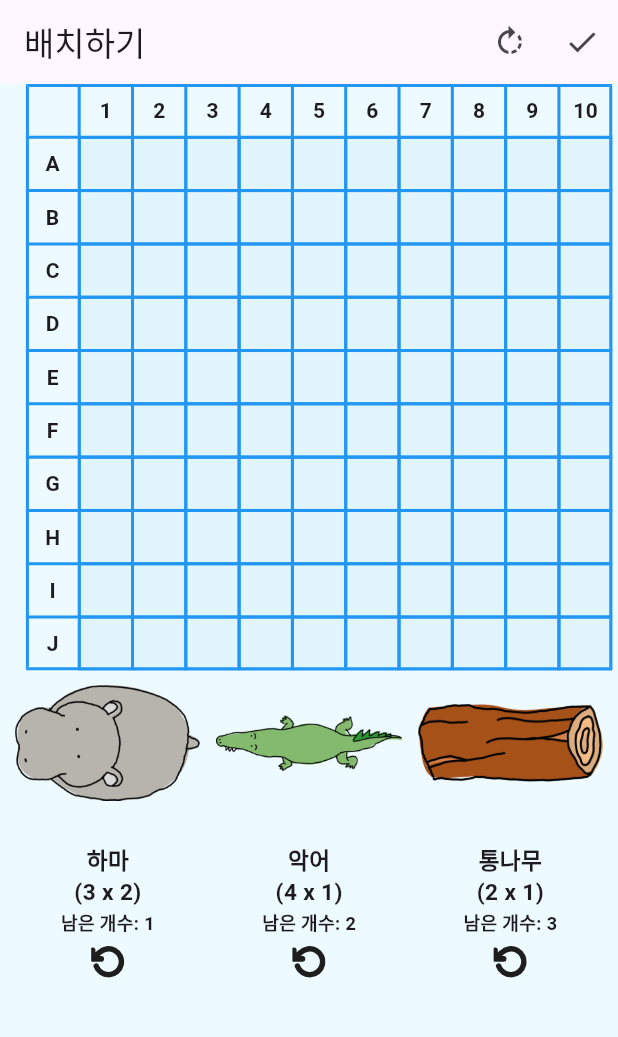
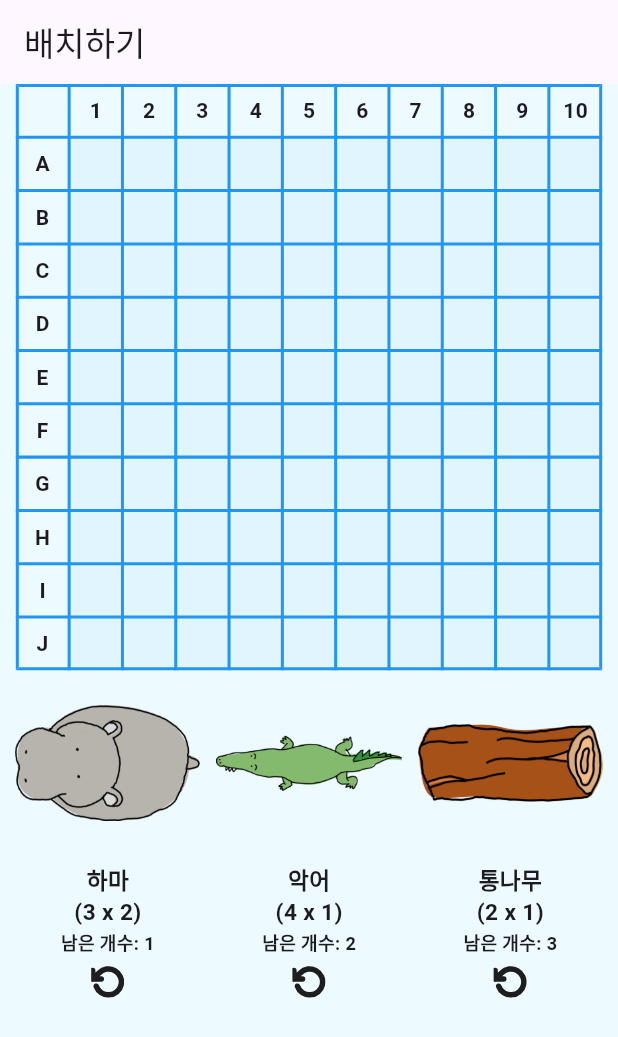
Before and after one commit to eodudrepublic/battleship_fe, a Flutter app: the screen it shows after launch, on a phone screen of 412 x 824 dp. Shown: the top 1037 px of the screen. Run offline on Flutter 3.47's test engine with Material 3 defaults, Android fonts, the phone set to English and light mode, and no system bars; our stand-ins replace flutter_screenutil, flutter_svg, get, logger; missing offline and left inert: kakao_flutter_sdk_user; accounts and stored records are empty; statements that could not run were skipped.

Commit message:
feat - 배치화면 초안 구현 : 게임판 추출 완료 - view model : game_controller로 통일 -> 나중에 게임 화면도 이 컨트롤러 사용하도록 - 유닛 회전 기능 추가해야함 - 게임 화면 구현해야 함  - 배치 화면에서 배치한 게임 보드가 게임 화면에서 바로 사용할 수 있도록   - 싱글톤 패턴 사용하면 뭔가 되지 않을까?

```diff
--- a/lib/main.dart
+++ b/lib/main.dart
@@ -4,7 +4,7 @@
 import 'package:kakao_flutter_sdk_user/kakao_flutter_sdk_user.dart';
 import 'common/key.dart';
 import 'common/utils/logger.dart';
-import 'package:battleship_fe/view/game/game_view.dart';
+import 'package:battleship_fe/view/game/deploy_view.dart';
 import 'package:battleship_fe/view/login/login_view.dart';
 
 Future<void> main() async {
@@ -28,7 +28,7 @@
         return GetMaterialApp(
           title: 'Battleship',
           // debugShowCheckedModeBanner: false,
-          home: GameView(),
+          home: DeployView(),
         );
       },
     );
--- /dev/null
+++ b/lib/view/game/deploy_view.dart
@@ -0,0 +1,175 @@
+import 'dart:math';
+import 'package:flutter/material.dart';
+import 'package:flutter_screenutil/flutter_screenutil.dart';
+import 'package:flutter_svg/flutter_svg.dart';
+import 'package:get/get.dart';
+import '../../common/app_colors.dart';
+import '../../controller/game/game_controller.dart';
+import '../../model/unit.dart';
+import 'widget/game_board_view.dart';
+
+class DeployView extends StatelessWidget {
+  final double _cellSize = (1.sw - 10.sp) / 11 - 1.sp;
+  final double _borderWidth = 2.sp;
+  final double _imageSize = min(
+    (0.7.sh - 1.sw) / 4, // 첫 번째 값
+    1.sw / 10, // 두 번째 값
+  );
+
+  DeployView({super.key});
+
+  @override
+  Widget build(BuildContext context) {
+    final GameController controller = Get.put(GameController());
+
+    return Scaffold(
+      backgroundColor: AppColors.backGroundColor,
+      appBar: AppBar(
+        title: Text('배치하기'),
+        actions: [
+          // TODO : 아직 구현되지 않은 기능
+          // TODO 1 : 유닛 회전 -> 회전한 이미지 저장 -> 유닛 회전하면 회전한 이미지가 들어오도록
+          // TODO 2 : 배치 완료 -> 배치 완료하면 게임 페이지로 넘어가도록
+          // IconButton(
+          //   icon: Icon(Icons.rotate_right),
+          //   onPressed: () {
+          //     controller.rotateSelectedUnit();
+          //   },
+          //   tooltip: '유닛 회전',
+          // ),
+          // IconButton(
+          //   icon: Icon(Icons.check),
+          //   onPressed: () {
+          //     controller.completeDeployment();
+          //   },
+          //   tooltip: '배치 완료',
+          // ),
+        ],
+      ),
+      body: Padding(
+        padding: EdgeInsets.symmetric(horizontal: 5.sp),
+        child: SingleChildScrollView(
+          child: Column(
+            crossAxisAlignment: CrossAxisAlignment.center,
+            children: [
+              /// 게임판
+              GameBoardView(
+                cellSize: _cellSize,
+                borderWidth: _borderWidth,
+                controller: controller, // 통합된 컨트롤러 전달
+                onUnitTap: (Unit? unit) {
+                  if (unit == null) {
+                    // 유닛 배치 후 선택 해제
+                    controller.selectedUnitType.value = null;
+                  } else {
+                    // 유닛 선택 시 이동 처리
+                    controller.selectPlacedUnit(unit);
+                    // 추가적인 이동 로직을 여기에 구현할 수 있습니다.
+                    // 예: 새로운 위치로 드래그 앤 드롭
+                  }
+                },
+              ),
+
+              /// 배치할 유닛 목록
+              Obx(() {
+                return Container(
+                  alignment: Alignment.topCenter,
+                  padding: EdgeInsets.symmetric(horizontal: 5.sp),
+                  child: Row(
+                    crossAxisAlignment: CrossAxisAlignment.center,
+                    mainAxisAlignment: MainAxisAlignment.spaceBetween,
+                    children: controller.unitTypes.map((unitType) {
+                      int remaining = controller.unitCounts[unitType.id] ?? 0;
+                      bool isNone = remaining <= 0;
+                      return GestureDetector(
+                        onTap: () {
+                          if (remaining > 0 &&
+                              !controller.isDeploymentComplete.value) {
+                            controller.selectUnitType(unitType);
+                          }
+                        },
+                        child: Opacity(
+                          opacity: remaining > 0 &&
+                                  !controller.isDeploymentComplete.value
+                              ? 1.0
+                              : 0.5,
+                          child: Column(
+                            children: [
+                              Container(
+                                height: _imageSize * 3,
+                                width: _imageSize * 3,
+                                alignment: Alignment.center,
+                                child: Image.asset(
+                                  _getUnitImagePath(unitType.id, isNone),
+                                  height: _imageSize * 2,
+                                  width: _imageSize * 3,
+                                ),
+                              ),
+                              SizedBox(height: 5.sp),
+                              Text(
+                                unitType.name,
+                                style: TextStyle(
+                                    fontSize: 15.sp,
+                                    fontWeight: FontWeight.bold),
+                              ),
+                              Text(
+                                '(${unitType.width} x ${unitType.height})',
+                                style: TextStyle(
+                                    fontSize: 15.sp,
+                                    fontWeight: FontWeight.bold),
+                              ),
+                              Text(
+                                '남은 개수: $remaining',
+                                style: TextStyle(
+                                    fontSize: 12.sp,
+                                    fontWeight: FontWeight.bold),
+                              ),
+                              SizedBox(height: 6.sp),
+                              SvgPicture.asset(
+                                'assets/icons/turn.svg',
+                                height: 22.sp,
+                                width: 22.sp,
+                              ),
+                            ],
+                          ),
+                        ),
+                      );
+                    }).toList(),
+                  ),
+                );
+              }),
+            ],
+          ),
+        ),
+      ),
+      // TODO : 배치 초기화 -> 나중에 쓸거니까 일단 주석처리
+      // floatingActionButton: FloatingActionButton(
+      //   onPressed: () {
+      //     // 배치 초기화 버튼
+      //     controller.resetPlacement();
+      //   },
+      //   tooltip: '배치 초기화',
+      //   child: Icon(Icons.refresh),
+      // ),
+    );
+  }
+
+  String _getUnitImagePath(String unitTypeId, bool isNone) {
+    switch (unitTypeId) {
+      case 'u1':
+        return isNone
+            ? 'assets/units/hippo_none.png'
+            : 'assets/units/hippo_exist.png';
+      case 'u2':
+        return isNone
+            ? 'assets/units/crocodile_none.png'
+            : 'assets/units/crocodile_exist.png';
+      case 'u3':
+        return isNone
+            ? 'assets/units/log_none.png'
+            : 'assets/units/log_exist.png';
+      default:
+        return 'assets/units/none.png';
+    }
+  }
+}
--- a/lib/view/game/game_view.dart
+++ /dev/null
@@ -1,280 +0,0 @@
-import 'dart:math';
-import 'package:flutter/material.dart';
-import 'package:flutter_screenutil/flutter_screenutil.dart';
-import 'package:flutter_svg/flutter_svg.dart';
-import 'package:get/get.dart';
-import '../../common/app_colors.dart';
-import '../../controller/game/game_controller.dart';
-import '../../model/unit.dart';
-
-class GameView extends StatelessWidget {
-  final double _cellSize = (1.sw - 10.sp) / 11 - 1.sp;
-  final double _imageSize = min(
-    (0.7.sh - 1.sw) / 4, // 첫 번째 값
-    1.sw / 10, // 두 번째 값
-  );
-
-  GameView({super.key});
-
-  @override
-  Widget build(BuildContext context) {
-    final GameController controller = Get.put(GameController());
-
-    return Scaffold(
-      backgroundColor: AppColors.backGroundColor,
-      appBar: AppBar(
-        title: Text('배치하기'),
-        actions: [
-          IconButton(
-            icon: Icon(Icons.rotate_right),
-            onPressed: () {
-              controller.rotateSelectedUnit();
-            },
-            tooltip: '유닛 회전',
-          ),
-          IconButton(
-            icon: Icon(Icons.check),
-            onPressed: () {
-              controller.completeDeployment();
-            },
-            tooltip: '배치 완료',
-          ),
-        ],
-      ),
-      body: Padding(
-        padding: EdgeInsets.symmetric(horizontal: 5.sp),
-        child: SingleChildScrollView(
-          child: Column(
-            crossAxisAlignment: CrossAxisAlignment.center,
-            children: [
-              /// 게임판
-              Obx(() {
-                return Stack(
-                  children: [
-                    // 그리드 배경
-                    Container(
-                      width: _cellSize * 10 + 2.sp * 11,
-                      height: _cellSize * 10 + 2.sp * 11,
-                      child: Table(
-                        border:
-                            TableBorder.all(color: Colors.blue, width: 2.sp),
-                        defaultColumnWidth: FixedColumnWidth(_cellSize),
-                        children: [
-                          // 첫 번째 줄 (헤더)
-                          TableRow(
-                            children: List.generate(
-                              11,
-                              (index) => Container(
-                                alignment: Alignment.center,
-                                height: _cellSize,
-                                child: index == 0
-                                    ? Text('') // 빈 셀
-                                    : Text(
-                                        index.toString(),
-                                        style: TextStyle(
-                                            fontWeight: FontWeight.bold),
-                                      ),
-                              ),
-                            ),
-                          ),
-                          // 나머지 줄 (A~J 행)
-                          ...List.generate(
-                            10,
-                            (rowIndex) => TableRow(
-                              children: List.generate(
-                                11,
-                                (colIndex) {
-                                  if (colIndex == 0) {
-                                    // 첫 번째 열 (행 레이블)
-                                    return Container(
-                                      alignment: Alignment.center,
-                                      height: _cellSize,
-                                      child: Text(
-                                        String.fromCharCode(
-                                            65 + rowIndex), // A~J
-                                        style: TextStyle(
-                                            fontWeight: FontWeight.bold),
-                                      ),
-                                    );
-                                  } else {
-                                    // 데이터 셀 - 이미지는 그리드 위에 오버레이로 표시
-                                    return GestureDetector(
-                                      onTap: () {
-                                        if (controller
-                                            .isDeploymentComplete.value) {
-                                          return;
-                                        }
-
-                                        if (controller.selectedUnitType.value !=
-                                            null) {
-                                          controller.placeUnit(
-                                            controller.selectedUnitType.value!,
-                                            rowIndex,
-                                            colIndex - 1,
-                                          );
-                                        } else {
-                                          // 배치된 유닛 선택 (이동 기능)
-                                          String cellValue = controller.grid
-                                              .value[rowIndex][colIndex - 1];
-                                          // 'cellValue'는 유닛 유형 ID ('u1', 'u2', 'u3')이므로, placedUnits에서 해당 유형의 첫 번째 유닛을 찾습니다.
-                                          // 고유 ID가 있으므로, 일치하는 유닛을 찾아 선택합니다.
-                                          Unit? unit = controller.placedUnits
-                                              .firstWhereOrNull(
-                                            (u) =>
-                                                u.id.startsWith(cellValue) &&
-                                                u.isPlaced,
-                                          );
-                                          if (unit != null) {
-                                            controller.selectPlacedUnit(unit);
-                                          }
-                                        }
-                                      },
-                                      child: Container(
-                                        alignment: Alignment.center,
-                                        height: _cellSize,
-                                        decoration: BoxDecoration(
-                                          border:
-                                              Border.all(color: Colors.blue),
-                                          color: controller.grid.value[rowIndex]
-                                                      [colIndex - 1] ==
-                                                  'empty'
-                                              ? Colors.lightBlue[50]
-                                              : Colors.grey,
-                                        ),
-                                        // 이미지는 여기서 렌더링하지 않음
-                                        child: null,
-                                      ),
-                                    );
-                                  }
-                                },
-                              ),
-                            ),
-                          ),
-                        ],
-                      ),
-                    ),
-                    // 유닛 이미지 오버레이
-                    ...controller.placedUnits.map((u) {
-                      if (u.startRow == null || u.startCol == null) {
-                        return Container();
-                      }
-
-                      return Positioned(
-                        left: (u.startCol! + 1) *
-                            (_cellSize), // 셀 크기와 테두리 고려 + 제목행
-                        top: (u.startRow! + 1) *
-                            (_cellSize), // 셀 크기와 테두리 고려 + 제목열
-                        width: (u.width * _cellSize) + (u.width - 1) * 2.sp,
-                        height: (u.height * _cellSize) + (u.height - 1) * 2.sp,
-                        child: GestureDetector(
-                          onTap: () {
-                            if (!controller.isDeploymentComplete.value) {
-                              controller.selectPlacedUnit(u);
-                            }
-                          },
-                          child: Container(
-                            decoration: BoxDecoration(
-                              border: controller.selectedUnitType.value == u
-                                  ? Border.all(color: Colors.red, width: 3.sp)
-                                  : null,
-                            ),
-                            child: Image.asset(
-                              _getUnitImagePath(
-                                  u.id.split('_')[0]), // 유닛 유형에 맞는 이미지 경로
-                              fit: BoxFit.contain,
-                            ),
-                          ),
-                        ),
-                      );
-                    }),
-                  ],
-                );
-              }),
-
-              /// 배치할 유닛 목록
-              Obx(() {
-                return Container(
-                  alignment: Alignment.topCenter,
-                  padding: EdgeInsets.symmetric(horizontal: 5.sp),
-                  child: Row(
-                    crossAxisAlignment: CrossAxisAlignment.center,
-                    mainAxisAlignment: MainAxisAlignment.spaceBetween,
-                    children: controller.unitTypes.map((unitType) {
-                      int remaining = controller.unitCounts[unitType.id] ?? 0;
-                      return GestureDetector(
-                        onTap: () {
-                          if (remaining > 0 &&
-                              !controller.isDeploymentComplete.value) {
-                            controller.selectUnitType(unitType);
-                          }
-                        },
-                        child: Opacity(
-                          opacity: remaining > 0 &&
-                                  !controller.isDeploymentComplete.value
-                              ? 1.0
-                              : 0.5,
-                          child: Column(
-                            children: [
-                              Container(
-                                height: _imageSize * 3,
-                                width: _imageSize * 3,
-                                alignment: Alignment.center,
-                                child: Image.asset(
-                                  _getUnitImagePath(unitType.id),
-                                  height: _imageSize * 2,
-                                  width: _imageSize * 3,
-                                ),
-                              ),
-                              SizedBox(height: 5.sp),
-                              Text(
-                                unitType.name,
-                                style: TextStyle(
-                                    fontSize: 15.sp,
-                                    fontWeight: FontWeight.bold),
-                              ),
-                              Text(
-                                '(${unitType.width} x ${unitType.height})',
-                                style: TextStyle(
-                                    fontSize: 15.sp,
-                                    fontWeight: FontWeight.bold),
-                              ),
-                              Text(
-                                '남은 개수: $remaining',
-                                style: TextStyle(
-                                    fontSize: 12.sp,
-                                    fontWeight: FontWeight.bold),
-                              ),
-                              SizedBox(height: 6.sp),
-                              SvgPicture.asset(
-                                'assets/icons/turn.svg',
-                                height: 22.sp,
-                                width: 22.sp,
-                              ),
-                            ],
-                          ),
-                        ),
-                      );
-                    }).toList(),
-                  ),
-                );
-              }),
-            ],
-          ),
-        ),
-      ),
-    );
-  }
-
-  String _getUnitImagePath(String unitTypeId) {
-    switch (unitTypeId) {
-      case 'u1':
-        return 'assets/units/hippo_exist.png';
-      case 'u2':
-        return 'assets/units/crocodile_exist.png';
-      case 'u3':
-        return 'assets/units/log_exist.png';
-      default:
-        return 'assets/units/none.png';
-    }
-  }
-}
--- /dev/null
+++ b/lib/view/game/widget/game_board_view.dart
@@ -0,0 +1,170 @@
+import 'package:flutter/material.dart';
+import 'package:flutter_screenutil/flutter_screenutil.dart';
+import 'package:get/get.dart';
+import '../../../controller/game/game_controller.dart';
+import '../../../model/unit.dart';
+
+typedef OnUnitTapCallback = void Function(Unit? unit);
+
+class GameBoardView extends StatelessWidget {
+  final double cellSize;
+  final double borderWidth;
+  final GameController controller;
+  final OnUnitTapCallback onUnitTap;
+
+  const GameBoardView({
+    super.key,
+    required this.cellSize,
+    required this.borderWidth,
+    required this.controller,
+    required this.onUnitTap,
+  });
+
+  String _getUnitImagePath(String unitTypeId) {
+    switch (unitTypeId) {
+      case 'u1':
+        return 'assets/units/hippo_ride.png';
+      case 'u2':
+        return 'assets/units/crocodile_ride.png';
+      case 'u3':
+        return 'assets/units/log_ride.png';
+      default:
+        return 'assets/units/none.png';
+    }
+  }
+
+  @override
+  Widget build(BuildContext context) {
+    return Obx(() {
+      return Stack(
+        children: [
+          // 그리드 배경
+          Table(
+            border: TableBorder.all(color: Colors.blue, width: borderWidth),
+            defaultColumnWidth: FixedColumnWidth(cellSize),
+            children: [
+              // 첫 번째 줄 (헤더)
+              TableRow(
+                children: List.generate(
+                  11,
+                  (index) => Container(
+                    alignment: Alignment.center,
+                    height: cellSize,
+                    child: index == 0
+                        ? Text('') // 빈 셀
+                        : Text(
+                            index.toString(),
+                            style: TextStyle(fontWeight: FontWeight.bold),
+                          ),
+                  ),
+                ),
+              ),
+              // 나머지 줄 (A~J 행)
+              ...List.generate(
+                10,
+                (rowIndex) => TableRow(
+                  children: List.generate(
+                    11,
+                    (colIndex) {
+                      if (colIndex == 0) {
+                        // 첫 번째 열 (행 레이블)
+                        return Container(
+                          alignment: Alignment.center,
+                          height: cellSize,
+                          child: Text(
+                            String.fromCharCode(65 + rowIndex), // A~J
+                            style: TextStyle(fontWeight: FontWeight.bold),
+                          ),
+                        );
+                      } else {
+                        // 데이터 셀 - 이미지는 그리드 위에 오버레이로 표시
+                        return GestureDetector(
+                          onTap: () {
+                            if (controller.isDeploymentComplete.value) return;
+
+                            if (controller.unitCounts['u1']! > 0 ||
+                                controller.unitCounts['u2']! > 0 ||
+                                controller.unitCounts['u3']! > 0) {
+                              // 유닛 유형이 선택된 경우 배치 시도
+                              if (controller.selectedUnitType.value != null) {
+                                bool success = controller.placeUnit(
+                                  controller.selectedUnitType.value!,
+                                  rowIndex,
+                                  colIndex - 1,
+                                );
+
+                                if (success) {
+                                  onUnitTap(null); // 유닛 배치 후 선택 해제
+                                }
+                              }
+                            } else {
+                              // 배치된 유닛 선택 (이동 기능)
+                              String cellValue =
+                                  controller.grid.value[rowIndex][colIndex - 1];
+                              Unit? unit =
+                                  controller.placedUnits.firstWhereOrNull(
+                                (u) => u.id.startsWith(cellValue) && u.isPlaced,
+                              );
+                              if (unit != null) {
+                                onUnitTap(unit);
+                              }
+                            }
+                          },
+                          child: Container(
+                            alignment: Alignment.center,
+                            height: cellSize,
+                            decoration: BoxDecoration(
+                              color: controller.grid.value[rowIndex]
+                                          [colIndex - 1] ==
+                                      'empty'
+                                  ? Colors.lightBlue[50]
+                                  : Colors.grey,
+                            ),
+                            // 이미지는 여기서 렌더링하지 않음
+                            child: null,
+                          ),
+                        );
+                      }
+                    },
+                  ),
+                ),
+              ),
+            ],
+          ),
+          // 배치된 유닛 이미지 오버레이
+          ...controller.placedUnits.map((u) {
+            if (u.startRow == null || u.startCol == null) {
+              return Container();
+            }
+
+            return Positioned(
+              left: (u.startCol! + 1) * (cellSize), // 셀 크기와 테두리 고려 + 제목행
+              top: (u.startRow! + 1) * (cellSize), // 셀 크기와 테두리 고려 + 제목열
+              width: (u.isHorizontal ? u.width : u.height) * cellSize +
+                  ((u.isHorizontal ? u.width : u.height) - 1) * borderWidth,
+              height: (u.isHorizontal ? u.height : u.width) * cellSize +
+                  ((u.isHorizontal ? u.height : u.width) - 1) * borderWidth,
+              child: GestureDetector(
+                onTap: () {
+                  if (controller.isDeploymentComplete.value) return;
+                  onUnitTap(u);
+                },
+                child: Container(
+                  decoration: BoxDecoration(
+                    border: controller.selectedPlacedUnit.value == u
+                        ? Border.all(color: Colors.red, width: 2.sp)
+                        : null,
+                  ),
+                  child: Image.asset(
+                    _getUnitImagePath(u.id.split('_')[0]), // 유닛 유형에 맞는 이미지 경로
+                    fit: BoxFit.contain,
+                  ),
+                ),
+              ),
+            );
+          }),
+        ],
+      );
+    });
+  }
+}
```
Also changed, not shown: lib/controller/game/game_controller.dart (+63 -7 lines), assets/units/none.png (added).
